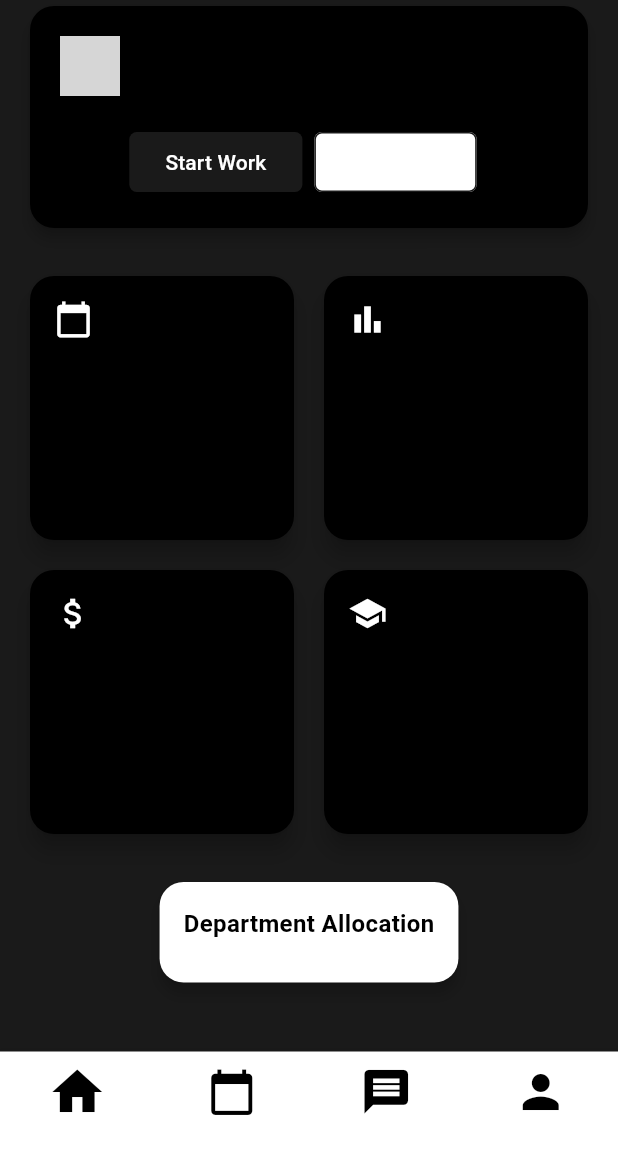
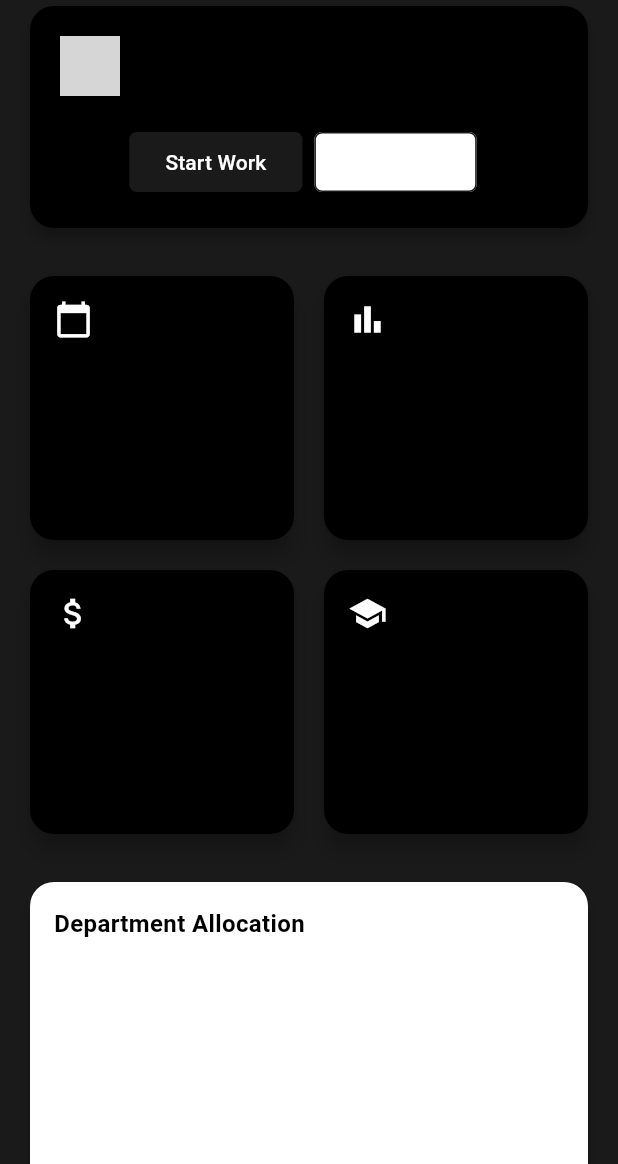
Before and after one commit to AzibNaeem/_Flutter_, a Flutter app: the DashboardScreen screen opened directly with empty values, on a phone screen of 412 x 824 dp, the part 72-1236 px from its top. Run offline on Flutter 3.47's test engine with Material 3 defaults, Android fonts, the phone set to English and light mode, and no system bars; drawn by our look-alikes of fl_chart; our stand-ins replace dropdown_button2, hive_flutter, shimmer; accounts and stored records are empty; network calls fail; grey boxes are pictures that could not be loaded.

Commit message:
new changes

```diff
--- a/lib/data/json/loginData.json
+++ b/lib/data/json/loginData.json
@@ -8,8 +8,8 @@
   },
   {
     "email": "employee02@netsoltech.com",
-    "password": "Password123!",
-    "employee_id": "8291",
+    "password": "hamna",
+    "employee_id": "8260",
     "name": "Employee 02",
     "role": "Software Analyst"
   },
--- a/lib/presentation/screens/dashboard/dashboard_screen.dart
+++ b/lib/presentation/screens/dashboard/dashboard_screen.dart
@@ -118,35 +118,6 @@ class _DashboardScreenState extends State<DashboardScreen> {
           ),
         ),
       ),
-      bottomNavigationBar: Theme(
-        data: Theme.of(context).copyWith(canvasColor: AppColors.white),
-        child: BottomNavigationBar(
-          type: BottomNavigationBarType.fixed,
-          selectedItemColor: AppColors.black,
-          unselectedItemColor: AppColors.black,
-          iconSize: 28,
-          currentIndex: 0,
-          onTap: (index) {},
-          items: const [
-            BottomNavigationBarItem(
-              icon: Icon(Icons.home, size: 40),
-              label: '',
-            ),
-            BottomNavigationBarItem(
-              icon: Icon(Icons.calendar_today, size: 33),
-              label: '',
-            ),
-            BottomNavigationBarItem(
-              icon: Icon(Icons.message, size: 35),
-              label: '',
-            ),
-            BottomNavigationBarItem(
-              icon: Icon(Icons.person, size: 36),
-              label: '',
-            ),
-          ],
-        ),
-      ),
     );
   }
 
```
Also changed, not shown: lib/presentation/widgets/dashboard_allocation.dart (+71 -82 lines).
